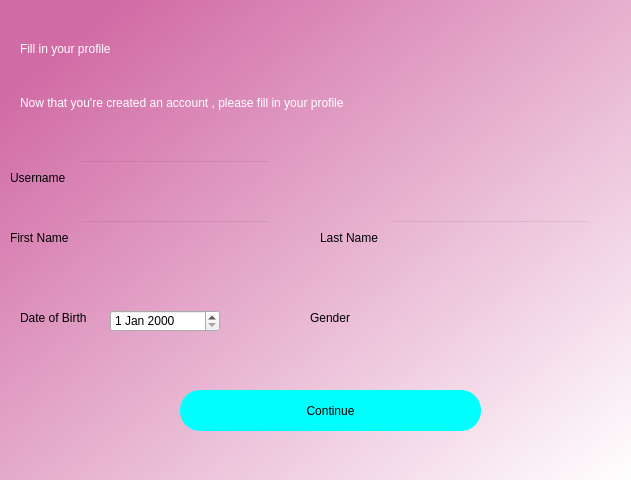
Qt form database/fill form.ui (Kuldeepak090/kuldeepak_pyth) before a commit.
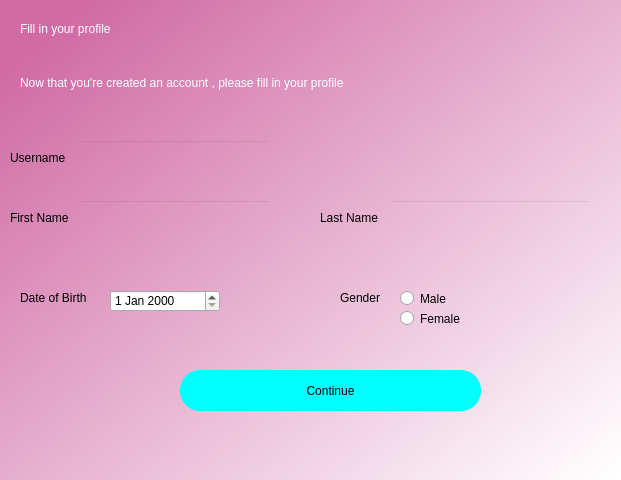
The same form after that commit.

What changed in the file:
```diff
--- a/database/fill form.ui
+++ b/database/fill form.ui
@@ -6,7 +6,7 @@
    <rect>
     <x>0</x>
     <y>0</y>
-    <width>631</width>
+    <width>621</width>
     <height>480</height>
    </rect>
   </property>
@@ -17,7 +17,7 @@
    <property name="geometry">
     <rect>
      <x>0</x>
-     <y>0</y>
+     <y>-20</y>
      <width>631</width>
      <height>501</height>
     </rect>
@@ -212,7 +212,7 @@
    <widget class="QLabel" name="label_7">
     <property name="geometry">
      <rect>
-      <x>310</x>
+      <x>340</x>
       <y>310</y>
       <width>41</width>
       <height>16</height>
@@ -225,6 +225,32 @@
      <string>Gender</string>
     </property>
    </widget>
+   <widget class="QRadioButton" name="Male">
+    <property name="geometry">
+     <rect>
+      <x>400</x>
+      <y>310</y>
+      <width>82</width>
+      <height>17</height>
+     </rect>
+    </property>
+    <property name="text">
+     <string>Male</string>
+    </property>
+   </widget>
+   <widget class="QRadioButton" name="Female">
+    <property name="geometry">
+     <rect>
+      <x>400</x>
+      <y>330</y>
+      <width>82</width>
+      <height>17</height>
+     </rect>
+    </property>
+    <property name="text">
+     <string>Female</string>
+    </property>
+   </widget>
   </widget>
  </widget>
  <resources/>
```
Left out of the diff: 16 changed lines with no effect on the pictures.
